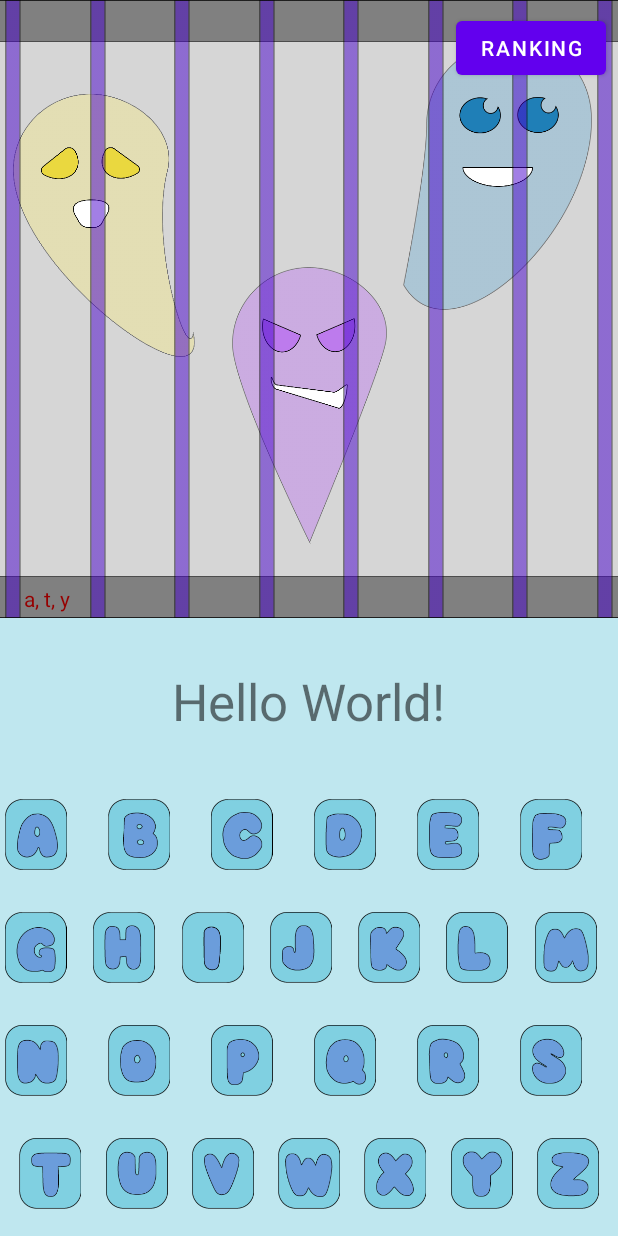
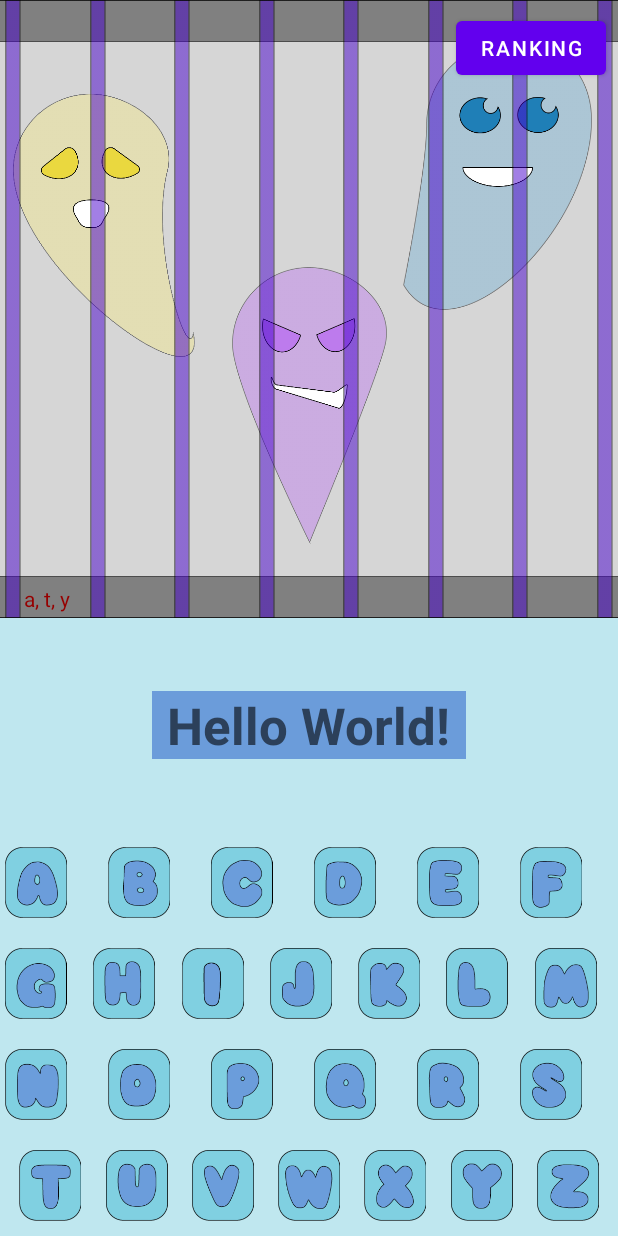
Before and after one commit to thecharlie00/ClassHangman, an Android app: the layout activity_game.xml on its own in the app's theme, with its tools: preview values and no code run, on a phone screen of 412 x 824 dp. Run offline under Robolectric (Android 15) with nearby library versions, the phone set to English and light mode, and no system bars.

Commit message:
keyword working

```diff
--- a/app/src/main/java/com/example/classhangman/game/HangmanModelView.kt
+++ b/app/src/main/java/com/example/classhangman/game/HangmanModelView.kt
@@ -1,6 +1,7 @@
 package com.example.classhangman.game
 
-import android.widget.Toast
+import android.view.View
+import android.widget.ImageButton
 import androidx.lifecycle.MutableLiveData
 import androidx.lifecycle.ViewModel
 import retrofit2.Call
--- a/app/src/main/res/layout/activity_game.xml
+++ b/app/src/main/res/layout/activity_game.xml
@@ -16,6 +16,14 @@
         app:layout_constraintHorizontal_bias="0.5"
         app:layout_constraintStart_toStartOf="parent"
         app:layout_constraintTop_toBottomOf="@+id/view1" />
+
+    <androidx.constraintlayout.widget.ConstraintLayout
+        android:id="@+id/keyboard"
+        android:layout_width="0dp"
+        android:layout_height="wrap_content"
+        app:layout_constraintBottom_toBottomOf="parent"
+        app:layout_constraintEnd_toEndOf="parent"
+        app:layout_constraintStart_toStartOf="parent">
 
         <ImageButton
             android:id="@+id/gameButtonB"
@@ -37,12 +45,12 @@
             android:id="@+id/gameButtonG"
             android:layout_width="48dp"
             android:layout_height="67dp"
-        android:layout_marginBottom="8dp"
             android:backgroundTint="#00FFFFFF"
             android:scaleType="centerCrop"
             android:scaleY="1"
             app:layout_constraintBottom_toTopOf="@+id/gameButtonN"
             app:layout_constraintStart_toStartOf="parent"
+            app:layout_constraintTop_toBottomOf="@+id/gameButtonA"
             app:srcCompat="@drawable/button_g"
             tools:ignore="SpeakableTextPresentCheck" />
 
@@ -156,12 +164,12 @@
             android:id="@+id/gameButtonN"
             android:layout_width="48dp"
             android:layout_height="67dp"
-        android:layout_marginBottom="8dp"
             android:backgroundTint="#00FFFFFF"
             android:scaleType="centerCrop"
             android:scaleY="1"
             app:layout_constraintBottom_toTopOf="@+id/gameButtonT"
             app:layout_constraintStart_toStartOf="parent"
+            app:layout_constraintTop_toBottomOf="@+id/gameButtonG"
             app:srcCompat="@drawable/button_n"
             tools:ignore="SpeakableTextPresentCheck" />
 
@@ -249,7 +257,6 @@
             android:id="@+id/gameButtonT"
             android:layout_width="48dp"
             android:layout_height="67dp"
-        android:layout_marginBottom="8dp"
             android:backgroundTint="#00FFFFFF"
             android:scaleType="centerCrop"
             android:scaleY="1"
@@ -257,6 +264,7 @@
             app:layout_constraintEnd_toStartOf="@+id/gameButtonU"
             app:layout_constraintHorizontal_bias="0.5"
             app:layout_constraintStart_toStartOf="parent"
+            app:layout_constraintTop_toBottomOf="@+id/gameButtonN"
             app:srcCompat="@drawable/button_t"
             tools:ignore="SpeakableTextPresentCheck" />
 
@@ -408,22 +416,30 @@
             android:id="@+id/gameButtonA"
             android:layout_width="48dp"
             android:layout_height="67dp"
-        android:layout_marginBottom="8dp"
-        android:backgroundTint="#00FFFFFF"
+            android:backgroundTint="#00858585"
             android:scaleType="centerCrop"
             android:scaleY="1"
             app:layout_constraintBottom_toTopOf="@+id/gameButtonG"
             app:layout_constraintStart_toStartOf="parent"
+            app:layout_constraintTop_toTopOf="parent"
             app:srcCompat="@drawable/button_a"
             tools:ignore="SpeakableTextPresentCheck" />
+
+    </androidx.constraintlayout.widget.ConstraintLayout>
+
 
     <TextView
         android:id="@+id/hagmanTextOuput"
         android:layout_width="wrap_content"
         android:layout_height="wrap_content"
+        android:background="#6B9CDA"
+        android:paddingStart="10dp"
+        android:paddingEnd="10dp"
         android:text="Hello World!"
+        android:textColor="#2C405A"
         android:textSize="34sp"
-        app:layout_constraintBottom_toTopOf="@+id/gameButtonA"
+        android:textStyle="bold"
+        app:layout_constraintBottom_toTopOf="@+id/keyboard"
         app:layout_constraintEnd_toEndOf="parent"
         app:layout_constraintHorizontal_bias="0.5"
         app:layout_constraintStart_toStartOf="parent"
```
Also changed, not shown: app/src/main/java/com/example/classhangman/game/GameActivity.kt (+23 -13 lines). Lines whose indentation alone changed are shown as unchanged.
